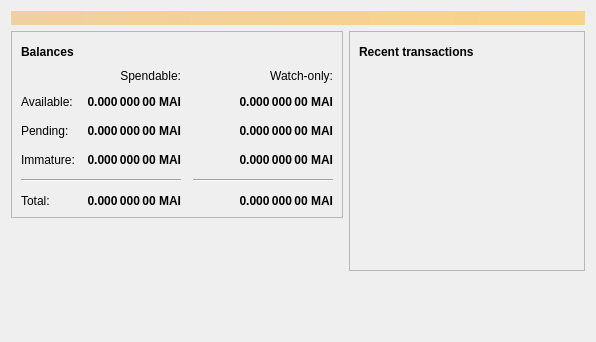
Above: src/qt/forms/overviewpage.ui from 1185/starwels before the change. Below: the same form after it.
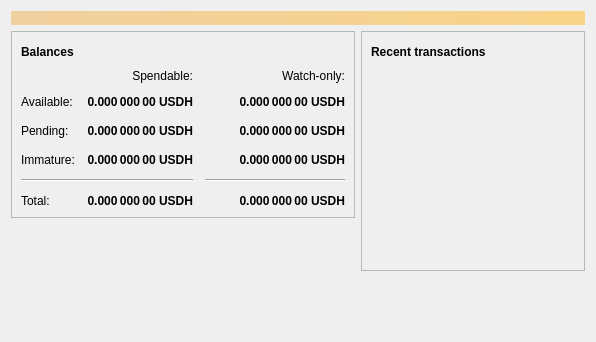
That is the form after the change. Icons and pictures are not drawn.

Commit message: Change Ticker MAI -> USDH

Patch:
```diff
--- a/src/qt/forms/overviewpage.ui
+++ b/src/qt/forms/overviewpage.ui
@@ -129,7 +129,7 @@
                <string>Unconfirmed transactions to watch-only addresses</string>
               </property>
               <property name="text">
-               <string notr="true">0.000 000 00 MAI</string>
+               <string notr="true">0.000 000 00 USDH</string>
               </property>
               <property name="alignment">
                <set>Qt::AlignRight|Qt::AlignTrailing|Qt::AlignVCenter</set>
@@ -154,7 +154,7 @@
                <string>Total of transactions that have yet to be confirmed, and do not yet count toward the spendable balance</string>
               </property>
               <property name="text">
-               <string notr="true">0.000 000 00 MAI</string>
+               <string notr="true">0.000 000 00 USDH</string>
               </property>
               <property name="alignment">
                <set>Qt::AlignRight|Qt::AlignTrailing|Qt::AlignVCenter</set>
@@ -179,7 +179,7 @@
                <string>Mined balance in watch-only addresses that has not yet matured</string>
               </property>
               <property name="text">
-               <string notr="true">0.000 000 00 MAI</string>
+               <string notr="true">0.000 000 00 USDH</string>
               </property>
               <property name="alignment">
                <set>Qt::AlignRight|Qt::AlignTrailing|Qt::AlignVCenter</set>
@@ -237,7 +237,7 @@
                <string>Mined balance that has not yet matured</string>
               </property>
               <property name="text">
-               <string notr="true">0.000 000 00 MAI</string>
+               <string notr="true">0.000 000 00 USDH</string>
               </property>
               <property name="alignment">
                <set>Qt::AlignRight|Qt::AlignTrailing|Qt::AlignVCenter</set>
@@ -282,7 +282,7 @@
                <string>Your current total balance</string>
               </property>
               <property name="text">
-               <string notr="true">0.000 000 00 MAI</string>
+               <string notr="true">0.000 000 00 USDH</string>
               </property>
               <property name="alignment">
                <set>Qt::AlignRight|Qt::AlignTrailing|Qt::AlignVCenter</set>
@@ -307,7 +307,7 @@
                <string>Current total balance in watch-only addresses</string>
               </property>
               <property name="text">
-               <string notr="true">0.000 000 00 MAI</string>
+               <string notr="true">0.000 000 00 USDH</string>
               </property>
               <property name="alignment">
                <set>Qt::AlignRight|Qt::AlignTrailing|Qt::AlignVCenter</set>
@@ -349,7 +349,7 @@
                <string>Your current spendable balance</string>
               </property>
               <property name="text">
-               <string notr="true">0.000 000 00 MAI</string>
+               <string notr="true">0.000 000 00 USDH</string>
               </property>
               <property name="alignment">
                <set>Qt::AlignRight|Qt::AlignTrailing|Qt::AlignVCenter</set>
@@ -374,7 +374,7 @@
                <string>Your current balance in watch-only addresses</string>
               </property>
               <property name="text">
-               <string notr="true">0.000 000 00 MAI</string>
+               <string notr="true">0.000 000 00 USDH</string>
               </property>
               <property name="alignment">
                <set>Qt::AlignRight|Qt::AlignTrailing|Qt::AlignVCenter</set>
```
The commit also changes 47 other files.
